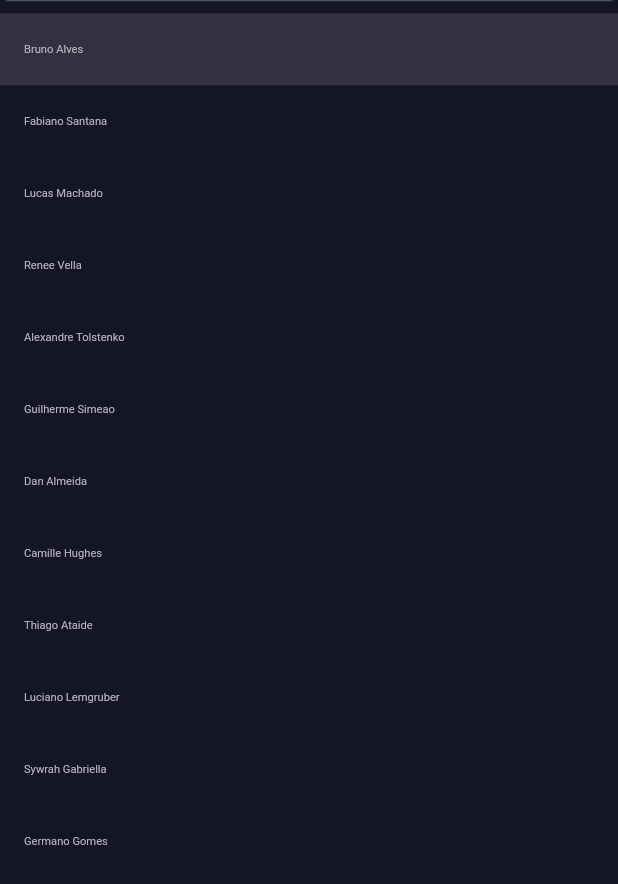
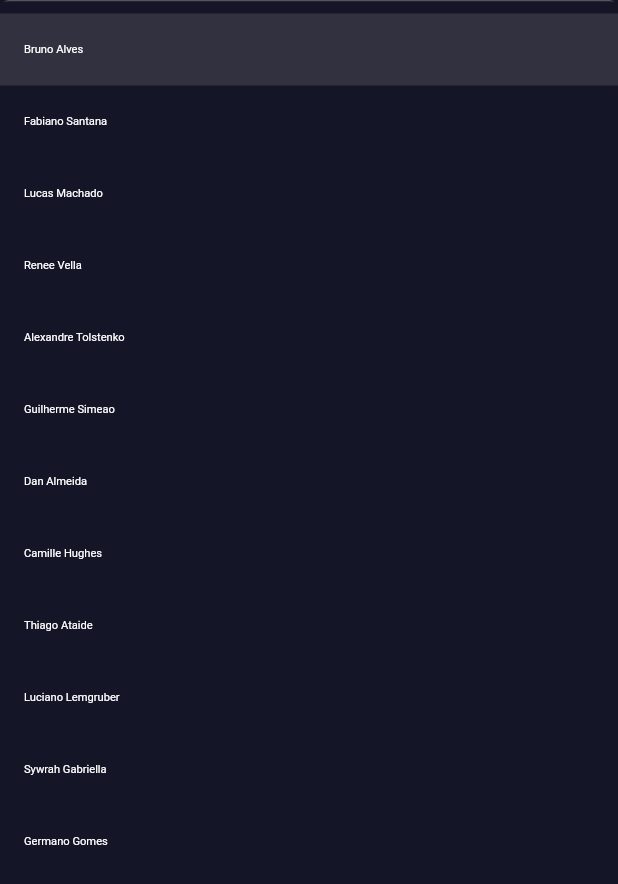
Before and after one commit to NitoBa/allocation-front, a Flutter app: the InputDropdown widget shown alone on an empty page, opened directly, after a tap on "Nome", on a phone screen of 412 x 824 dp. Shown: the top 884 px of the screen. Run offline on Flutter 3.47's test engine with Material 2 defaults, Android fonts, the phone set to English and light mode, and no system bars; our stand-ins replace dartz, dio, flutter_dotenv, flutter_feather_icons, flutter_modular, flutter_screenutil and 3 more; accounts and stored records are empty; network calls fail.

Commit message:
feat(theme): save theme in local storage

```diff
--- a/lib/app/app_controller.dart
+++ b/lib/app/app_controller.dart
@@ -1,10 +1,7 @@
-import 'package:rx_notifier/rx_notifier.dart';
+import '../shared/stores/change_theme_store.dart';
 
 class AppController {
-  RxNotifier<bool> _isDarkMode = RxNotifier<bool>(true);
-  bool get isDarkMode => _isDarkMode.value;
+  final ChangeThemeStore changeThemeStore;
 
-  toggleTheme() {
-    _isDarkMode.value = !_isDarkMode.value;
-  }
+  AppController(this.changeThemeStore);
 }
--- a/lib/app/app_widget.dart
+++ b/lib/app/app_widget.dart
@@ -15,7 +15,7 @@ class AppWidget extends StatelessWidget {
         builder: (_) => MaterialApp(
           debugShowCheckedModeBanner: false,
           title: 'Allocation Dashboard',
-          theme: Modular.get<AppController>().isDarkMode
+          theme: Modular.get<AppController>().changeThemeStore.isDarkMode
               ? AppTheme.darkTheme
               : AppTheme.lightTheme,
         ).modular(),
--- a/lib/app/modules/home/ui/pages/home/components/datePicker/date_picker.dart
+++ b/lib/app/modules/home/ui/pages/home/components/datePicker/date_picker.dart
@@ -85,7 +85,7 @@ class _DatePickerWidgetState extends State<DatePickerWidget> {
       builder: (_, child) {
         return Theme(
           data: AppTheme.darkTheme.copyWith(
-            dialogBackgroundColor: AppColors.foregroundColor,
+            dialogBackgroundColor: AppColors.backgroundColor,
             colorScheme: ColorScheme.light(
               primary: AppColors.orangeColor,
               onPrimary: AppColors.whiteColor,
--- a/lib/app/modules/home/ui/pages/home/components/inputDropdown/input_dropdown.dart
+++ b/lib/app/modules/home/ui/pages/home/components/inputDropdown/input_dropdown.dart
@@ -32,7 +32,7 @@ class _InputDropdownState extends State<InputDropdown> {
         ),
         decoration: BoxDecoration(
           border: Border.all(
-            color: AppColors.grayLightColor,
+            color: Theme.of(context).accentColor,
           ),
           borderRadius: BorderRadius.circular(20.r),
         ),
@@ -43,22 +43,28 @@ class _InputDropdownState extends State<InputDropdown> {
               size: 24.sp,
             ),
             style: TextStyle(
-              color: AppColors.titleColor,
+              color: Theme.of(context).primaryColor,
               fontSize: 26.sp,
             ),
-            dropdownColor: AppColors.backgroundColor,
+            dropdownColor: Theme.of(context).scaffoldBackgroundColor,
             isExpanded: true,
             underline: Container(),
             items: widget.items.map((item) {
               return DropdownMenuItem(
                 value: item,
-                child: Text(item),
+                child: Text(
+                  item,
+                  style: TextStyle(
+                    color: Theme.of(context).primaryColor,
+                    fontWeight: FontWeight.w400,
+                  ),
+                ),
               );
             }).toList(),
             hint: Text(
               widget.placeholder,
               style: TextStyle(
-                color: AppColors.grayLightColor,
+                color: Theme.of(context).accentColor,
                 fontSize: 26.sp,
               ),
             ),
--- a/lib/app/modules/home/ui/pages/home/components/inputText/input_text.dart
+++ b/lib/app/modules/home/ui/pages/home/components/inputText/input_text.dart
@@ -24,7 +24,7 @@ class InputText extends StatelessWidget {
         autofocus: autoFocus!,
         cursorColor: AppColors.titleColor,
         style: TextStyle(
-          color: AppColors.titleColor,
+          color: Theme.of(context).primaryColor,
           fontSize: 22.sp,
         ),
         decoration: InputDecoration(
--- a/lib/app/modules/home/ui/pages/home/home_page.dart
+++ b/lib/app/modules/home/ui/pages/home/home_page.dart
@@ -65,7 +65,8 @@ class _HomePageState extends ModularState<HomePage, HomeController> {
                 ),
                 Spacer(),
                 ChangeThemeButton(
-                  onPressed: () => _appController.toggleTheme(),
+                  onPressed: () =>
+                      _appController.changeThemeStore.toggleTheme(),
                 )
               ],
             ),
--- a/lib/shared/constants/app_constants.dart
+++ b/lib/shared/constants/app_constants.dart
@@ -71,4 +71,6 @@ class AppConstants {
         "7 horas",
         "8 horas",
       ];
+
+  static String get storageThemeKey => "@allocation_front_theme";
 }
--- /dev/null
+++ b/lib/shared/services/localStorage/ilocal_storage.dart
@@ -0,0 +1,5 @@
+abstract class ILocalStorage {
+  Future<void> insert<R>(String key, dynamic value);
+  Future<T> getItem<T>(String key);
+  Future<void> clearAll();
+}
--- a/lib/shared/theme/app_theme.dart
+++ b/lib/shared/theme/app_theme.dart
@@ -8,6 +8,7 @@ class AppTheme {
     scaffoldBackgroundColor: AppColors.backgroundColorLigth,
     cardColor: AppColors.whiteColor,
     primaryColor: AppColors.foregroundColor,
+    accentColor: AppColors.titleColor,
     fontFamily: 'Lexend',
     brightness: Brightness.light,
     textTheme: TextTheme(
@@ -36,6 +37,7 @@ class AppTheme {
     scaffoldBackgroundColor: AppColors.backgroundColor,
     cardColor: AppColors.foregroundColor,
     primaryColor: AppColors.whiteColor,
+    accentColor: AppColors.grayLightColor,
     fontFamily: 'Lexend',
     brightness: Brightness.dark,
     textTheme: TextTheme(
--- a/pubspec.yaml
+++ b/pubspec.yaml
@@ -1,5 +1,5 @@
 name: allocation_front
-description: A new Flutter project.
+description: Front end to show allocation of the Sthorm's developers.
 publish_to: "none" # Remove this line if you wish to publish to pub.dev
 version: 1.0.0+1
 environment:
@@ -23,6 +23,8 @@ dependencies:
   dartz: ^0.10.0-nullsafety.2
   # handle with .env files
   flutter_dotenv: ^4.0.0-nullsafety.1
+  # handle with local storage
+  shared_preferences: ^2.0.6
 dev_dependencies:
   flutter_test:
     sdk: flutter
```
Also changed, not shown: lib/app/app_module.dart (+7 -1 lines), lib/shared/services/localStorage/shared_preferences.dart (added, +37 -0 lines), lib/shared/stores/change_theme_store.dart (added, +24 -0 lines), pubspec.lock.
